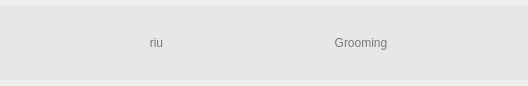
Qt form Desktop_Application/Frontend/ui-files/AppointmentsTodayCard.ui (DreddVDomasian/Petmate-Desktop-Application) before a commit; both pictures show x 180 to 708 and y 0 to 86 of the 867 by 86 pixel window.
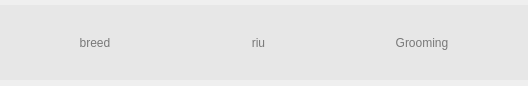
The same form after that commit.

Commit message:
Add pet breed to today's appointments display
Backend now includes pet breed in the appointments API response, defaulting to 'Unknown' if not set. Frontend displays the breed in the AppointmentsTodayCard UI and adds debug print statements for API data and appointment processing.

```diff
--- a/Desktop_Application/Frontend/ui-files/AppointmentsTodayCard.ui
+++ b/Desktop_Application/Frontend/ui-files/AppointmentsTodayCard.ui
@@ -90,6 +90,20 @@
         </property>
        </widget>
       </item>
+      <item>
+       <widget class="QLabel" name="appointmentBreed">
+        <property name="styleSheet">
+         <string notr="true">font: 81 12pt &quot;Montserrat Medium&quot;;
+color: rgb(120, 120, 120);</string>
+        </property>
+        <property name="text">
+         <string>breed</string>
+        </property>
+        <property name="alignment">
+         <set>Qt::AlignCenter</set>
+        </property>
+       </widget>
+      </item>
       <item>
        <widget class="QLabel" name="appointmentPet">
         <property name="styleSheet">
```
The commit also changes 2 other files.
